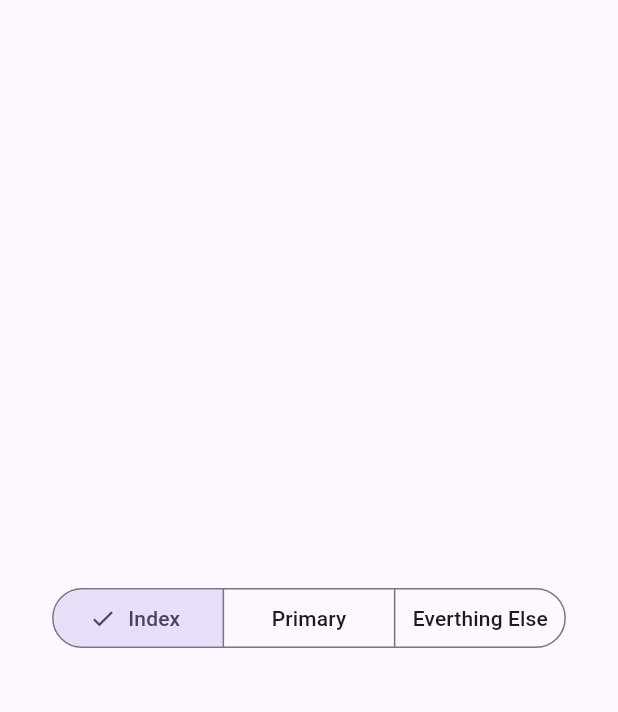
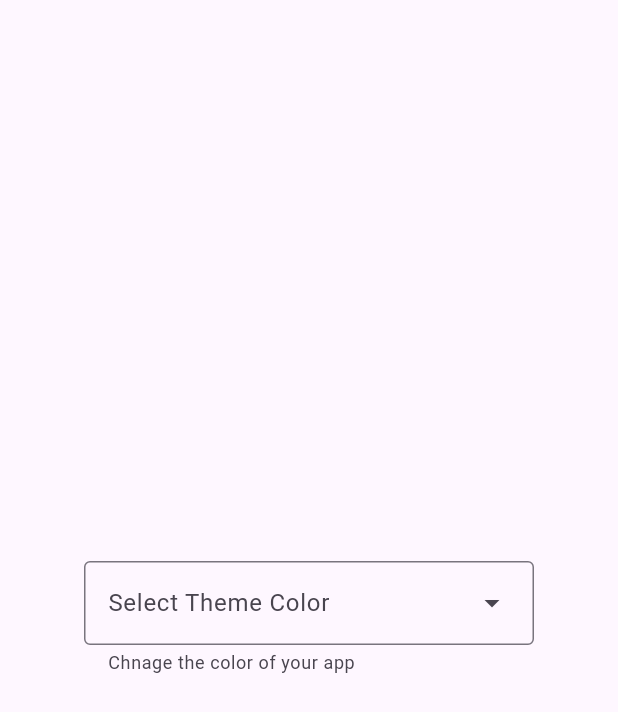
Before and after one commit to Jaydip04/learnApp, a Flutter app: the screen it shows after launch, on a phone screen of 412 x 824 dp. Shown: the top 712 px of the screen. Run offline on Flutter 3.47's test engine with Material 3 defaults, Android fonts, the phone set to English and light mode, and no system bars; our stand-ins replace firebase_core, firebase_database; accounts and stored records are empty.

Commit message:
add drop_down_menu file

```diff
--- /dev/null
+++ b/lib/drop_down_menu.dart
@@ -0,0 +1,45 @@
+import 'package:flutter/cupertino.dart';
+import 'package:flutter/material.dart';
+
+class Drop_Down_Menu extends StatefulWidget {
+  const Drop_Down_Menu({super.key});
+
+  @override
+  State<Drop_Down_Menu> createState() => _Drop_Down_MenuState();
+}
+
+class _Drop_Down_MenuState extends State<Drop_Down_Menu> {
+  var _themeColor = null;
+  @override
+  Widget build(BuildContext context) {
+    return Scaffold(
+      body: Center(
+        child: Container(
+          padding: EdgeInsets.all(50),
+          color: _themeColor,
+          child: DropdownMenu(
+            label: Text("Select Theme Color"),
+            helperText: "Chnage the color of your app",
+            width: 300,
+            enableSearch: false,
+            enableFilter: false,
+            onSelected: (color){
+              if(color != null){
+                setState(() {
+                  _themeColor = color;
+                });
+              }
+            },
+            dropdownMenuEntries: <DropdownMenuEntry<Color>>[
+              DropdownMenuEntry(value: Colors.red, label: "Red"),
+              DropdownMenuEntry(value: Colors.blue, label: "Blue"),
+              DropdownMenuEntry(value: Colors.purple, label: "Purple"),
+              DropdownMenuEntry(value: Colors.green, label: "Green"),
+              DropdownMenuEntry(value: Colors.brown, label: "Brown")
+            ],
+          ),
+        ),
+      ),
+    );
+  }
+}
--- a/lib/main.dart
+++ b/lib/main.dart
@@ -2,6 +2,7 @@ import 'package:firebase_core/firebase_core.dart';
 import 'package:flutter/foundation.dart';
 import 'package:flutter/material.dart';
 import 'package:learnapp/Widget_demo.dart';
+import 'package:learnapp/drop_down_menu.dart';
 import 'package:learnapp/segmented_button_widget.dart';
 import 'package:learnapp/form.dart';
 
@@ -29,7 +30,7 @@ class MyApp extends StatelessWidget {
     return MaterialApp(
       debugShowCheckedModeBanner: false,
       title: "Learn App",
-      home: WidgetTest(),
+      home: Drop_Down_Menu(),
     );
   }
 }
```
